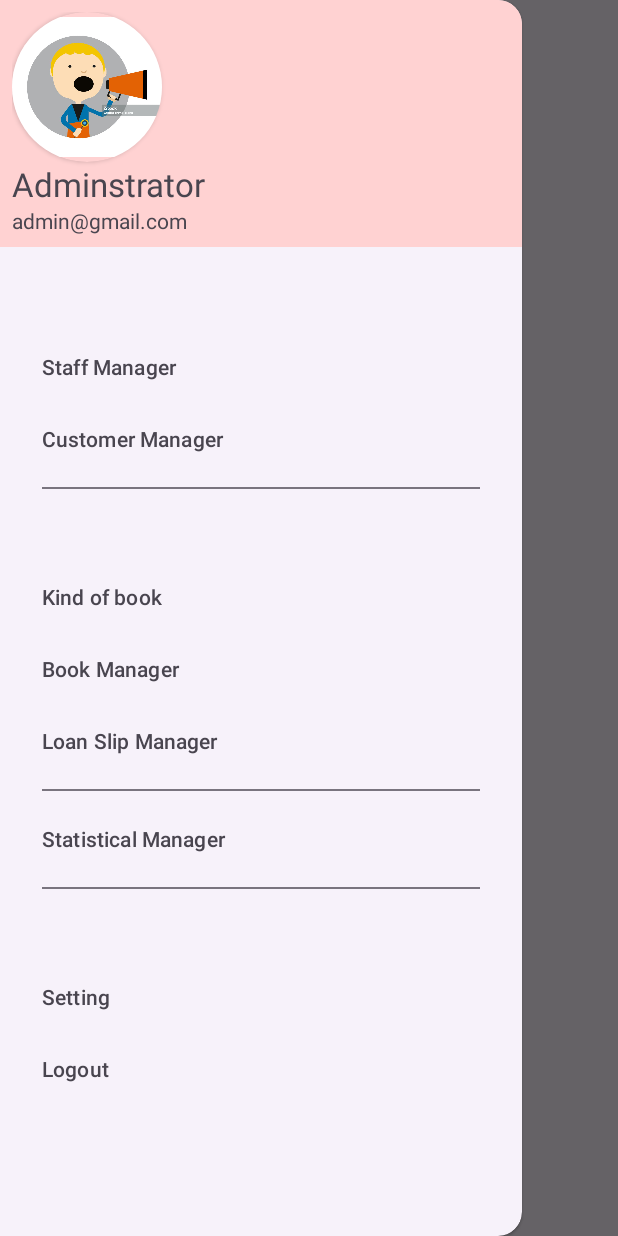
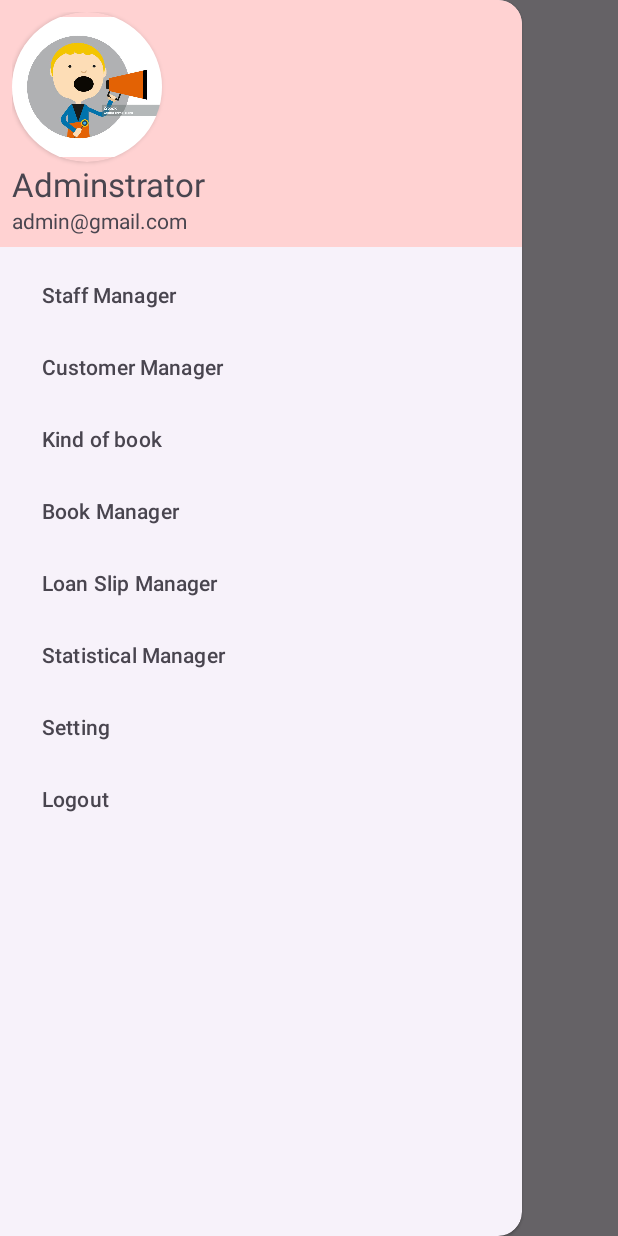
Before and after one commit to Hi-hoc-code/book_manager, an Android app: the MainActivity screen opened directly, with no data from a screen before it, with the side drawer open, on a phone screen of 412 x 824 dp. Run offline under Robolectric (Android 15) with nearby library versions, the phone set to English and light mode, and no system bars.

Commit message:
no message

```diff
--- a/app/src/main/res/menu/drawer_navigation.xml
+++ b/app/src/main/res/menu/drawer_navigation.xml
@@ -3,47 +3,45 @@
     xmlns:tools="http://schemas.android.com/tools"
     tools:showIn="navigation_view">
     <group android:checkableBehavior="single">
-        <item android:title="">
-            <menu>
-                <item android:id="@+id/staff_manager"
-                    android:title="Staff Manager"
-                    android:layout_marginTop="4dp" />
-                <item android:id="@+id/customer_manager"
-                    android:title="Customer Manager"
-                    android:layout_marginTop="4dp" />
-            </menu>
-        </item>
+
+        <item
+            android:id="@+id/staff_manager"
+            android:layout_marginTop="4dp"
+            android:title="Staff Manager" />
+        <item
+            android:id="@+id/customer_manager"
+            android:title="Customer Manager"/>
+
     </group>
     <group android:checkableBehavior="single">
-        <item android:title="">
-            <menu>
-                <item android:id="@+id/kind_book_manager"
-                    android:title="Kind of book"
-                    android:layout_marginTop="4dp" />
-                <item android:id="@+id/book_manager"
-                    android:title="Book Manager"
-                    android:layout_marginTop="4dp" />
-                <item android:id="@+id/phieu_muon_manager"
-                    android:title="Loan Slip Manager"
-                    android:layout_marginTop="4dp" />
-            </menu>
-        </item>
+
+        <item
+            android:id="@+id/kind_book_manager"
+            android:layout_marginTop="4dp"
+            android:title="Kind of book" />
+        <item
+            android:id="@+id/book_manager"
+            android:layout_marginTop="4dp"
+            android:title="Book Manager" />
+        <item
+            android:id="@+id/phieu_muon_manager"
+            android:title="Loan Slip Manager"/>
+
     </group>
     <group android:checkableBehavior="single">
-        <item android:id="@+id/statistical_manager"
-            android:title="Statistical Manager"
-            android:layout_marginTop="4dp" />
+        <item
+            android:id="@+id/statistical_manager"
+            android:layout_marginTop="4dp"
+            android:title="Statistical Manager" />
     </group>
     <group android:checkableBehavior="single">
-        <item android:title="">
-            <menu>
-                <item android:id="@+id/setting"
-                    android:title="Setting"
-                    android:layout_marginTop="4dp" />
-                <item android:id="@+id/logout"
-                    android:title="Logout"
-                    android:layout_marginTop="4dp" />
-            </menu>
-        </item>
+        <item
+            android:id="@+id/setting"
+            android:layout_marginTop="4dp"
+            android:title="Setting" />
+        <item
+            android:id="@+id/logout"
+            android:layout_marginTop="4dp"
+            android:title="Logout" />
     </group>
 </menu>
```
